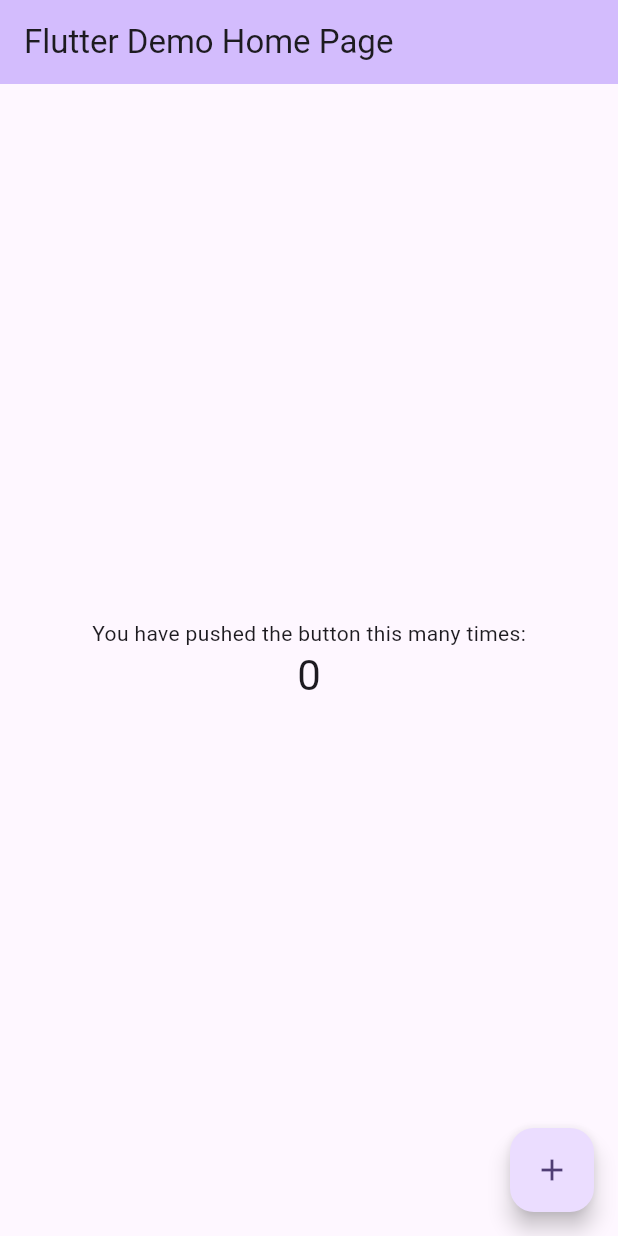
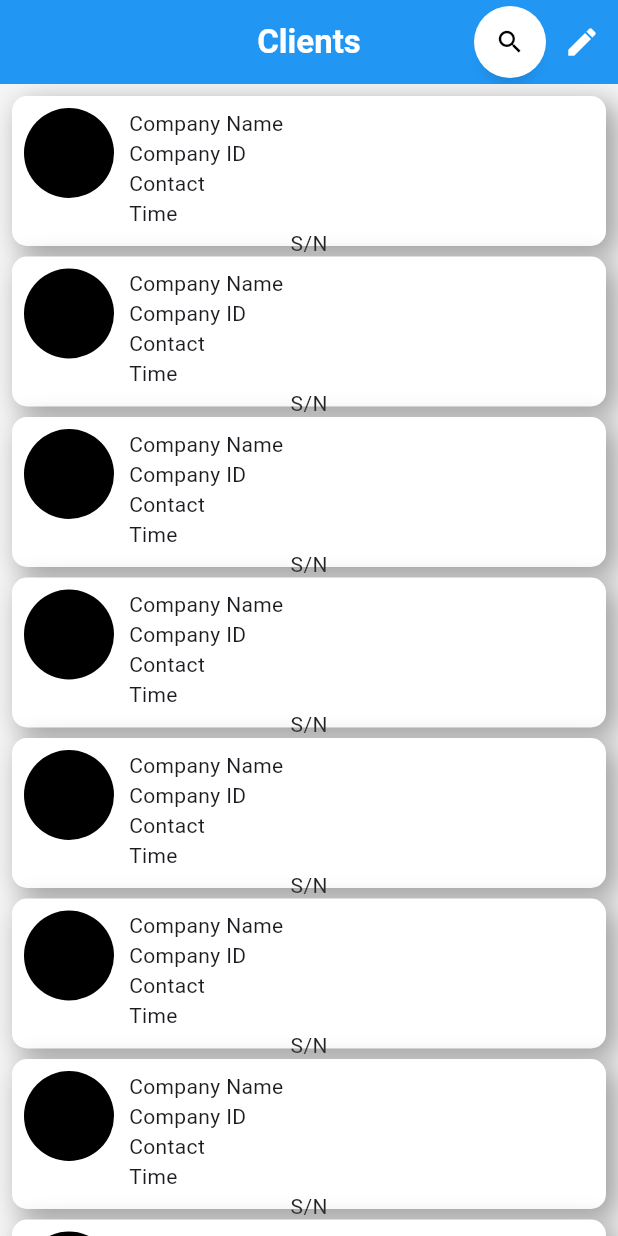
Before and after one commit to satvatech-com-au/admin_console, a Flutter app: the screen it shows after launch, on a phone screen of 412 x 824 dp. Run offline on Flutter 3.47's test engine with Material 2 defaults, Android fonts, the phone set to English and light mode, and no system bars; drawn by our look-alikes of anim_search_bar; our stand-ins replace flutter_screenutil, fluttertoast.

Commit message:
Add clients page

```diff
--- /dev/null
+++ b/lib/clients.dart
@@ -0,0 +1,161 @@
+import 'package:anim_search_bar/anim_search_bar.dart';
+import 'package:flutter/material.dart';
+
+import 'company_detils_screen.dart';
+import 'screens/add_client.dart';
+
+class Clients extends StatefulWidget {
+  const Clients({super.key});
+
+  @override
+  State<Clients> createState() => _ClientsState();
+}
+
+class _ClientsState extends State<Clients> {
+  TextEditingController textController = TextEditingController();
+
+  mycall(String call) {}
+  @override
+  Widget build(BuildContext context) {
+    return Scaffold(
+      backgroundColor: Colors.grey[100],
+      appBar: AppBar(
+        elevation: 0,
+        backgroundColor: Colors.blue,
+        title: const Text(
+          "Clients",
+          style: TextStyle(color: Colors.white, fontWeight: FontWeight.bold),
+        ),
+        centerTitle: true,
+        actions: [
+          AnimSearchBar(
+              width: 300,
+              textController: textController,
+              onSuffixTap: () {
+                setState(() {
+                  textController.clear();
+                });
+              },
+              onSubmitted: mycall),
+          IconButton(
+            icon: const Icon(
+              Icons.edit,
+              color: Colors.white,
+            ),
+            onPressed: () {
+              Navigator.push(context,
+                  MaterialPageRoute(builder: (context) => const AddClient()));
+            },
+          ),
+        ],
+      ),
+      body: SingleChildScrollView(
+        child: Padding(
+          padding: const EdgeInsets.all(8.0),
+          child: Column(
+            children: [
+              ListView.separated(
+                  shrinkWrap: true,
+                  physics: const NeverScrollableScrollPhysics(),
+                  itemBuilder: ((context, index) => const ProductCard()),
+                  separatorBuilder: ((context, index) => const SizedBox(
+                        height: 7,
+                      )),
+                  itemCount: 8)
+            ],
+          ),
+        ),
+      ),
+    );
+  }
+}
+
+class ProductCard extends StatefulWidget {
+  const ProductCard({
+    super.key,
+  });
+
+  @override
+  State<ProductCard> createState() => _ProductCardState();
+}
+
+class _ProductCardState extends State<ProductCard> {
+  @override
+  Widget build(BuildContext context) {
+    return GestureDetector(
+      onTap: () => Navigator.push(
+          context,
+          MaterialPageRoute(
+              builder: (context) => const DetailsScreen(
+                    selectedIndex: 0,
+                  ))),
+      child: Container(
+        height: 100,
+        width: double.infinity,
+        decoration: BoxDecoration(
+          borderRadius: BorderRadius.circular(10),
+          color: Colors.white,
+          boxShadow: [
+            BoxShadow(
+              color: Colors.grey.shade500,
+              offset: const Offset(6, 6),
+              spreadRadius: 1,
+              blurRadius: 15,
+            ),
+          ],
+        ),
+        child: Padding(
+          padding: const EdgeInsets.all(8.0),
+          child: Wrap(
+            children: [
+              const CircleAvatar(
+                radius: 30,
+                backgroundColor: Colors.black,
+              ),
+              const SizedBox(
+                width: 10,
+              ),
+              const Column(
+                crossAxisAlignment: CrossAxisAlignment.start,
+                mainAxisAlignment: MainAxisAlignment.center,
+                children: [
+                  Text("Company Name"),
+                  Text("Company ID"),
+                  Text("Contact"),
+                  Text("Time"),
+                ],
+              ),
+              const SizedBox(
+                width: 50,
+              ),
+              Column(
+                crossAxisAlignment: CrossAxisAlignment.center,
+                mainAxisAlignment: MainAxisAlignment.end,
+                children: [
+                  const Text("S/N"),
+                  Row(
+                    children: [
+                      IconButton(
+                          onPressed: () {},
+                          icon: const Icon(
+                            Icons.visibility,
+                            size: 20,
+                          )),
+                      IconButton(
+                          onPressed: () {}, icon: const Icon(Icons.recycling)),
+                      IconButton(
+                          onPressed: () {},
+                          icon: const Icon(
+                            Icons.delete,
+                          )),
+                    ],
+                  )
+                ],
+              )
+            ],
+          ),
+        ),
+      ),
+    );
+  }
+}
--- a/lib/main.dart
+++ b/lib/main.dart
@@ -1,4 +1,6 @@
 import 'package:flutter/material.dart';
+import 'package:flutter_screenutil/flutter_screenutil.dart';
+import 'package:admin_console/clients.dart';
 
 void main() {
   runApp(const MyApp());
@@ -10,116 +12,19 @@ class MyApp extends StatelessWidget {
   // This widget is the root of your application.
   @override
   Widget build(BuildContext context) {
-    return MaterialApp(
-      title: 'Flutter Demo',
-      theme: ThemeData(
-        // This is the theme of your application.
-        //
-        // TRY THIS: Try running your application with "flutter run". You'll see
-        // the application has a blue toolbar. Then, without quitting the app,
-        // try changing the seedColor in the colorScheme below to Colors.green
-        // and then invoke "hot reload" (save your changes or press the "hot
-        // reload" button in a Flutter-supported IDE, or press "r" if you used
-        // the command line to start the app).
-        //
-        // Notice that the counter didn't reset back to zero; the application
-        // state is not lost during the reload. To reset the state, use hot
-        // restart instead.
-        //
-        // This works for code too, not just values: Most code changes can be
-        // tested with just a hot reload.
-        colorScheme: ColorScheme.fromSeed(seedColor: Colors.deepPurple),
-        useMaterial3: true,
+    return ScreenUtilInit(
+      splitScreenMode: true,
+      designSize: const Size(360, 690),
+      minTextAdapt: true,
+      builder: (context, child) => MaterialApp(
+        debugShowCheckedModeBanner: false,
+        title: 'Flutter Demo',
+        theme: ThemeData(
+          colorScheme: ColorScheme.fromSeed(seedColor: Colors.deepPurple),
+          useMaterial3: true,
+        ),
+        home: const Clients(),
       ),
-      home: const MyHomePage(title: 'Flutter Demo Home Page'),
     );
   }
 }
-
-class MyHomePage extends StatefulWidget {
-  const MyHomePage({super.key, required this.title});
-
-  // This widget is the home page of your application. It is stateful, meaning
-  // that it has a State object (defined below) that contains fields that affect
-  // how it looks.
-
-  // This class is the configuration for the state. It holds the values (in this
-  // case the title) provided by the parent (in this case the App widget) and
-  // used by the build method of the State. Fields in a Widget subclass are
-  // always marked "final".
-
-  final String title;
-
-  @override
-  State<MyHomePage> createState() => _MyHomePageState();
-}
-
-class _MyHomePageState extends State<MyHomePage> {
-  int _counter = 0;
-
-  void _incrementCounter() {
-    setState(() {
-      // This call to setState tells the Flutter framework that something has
-      // changed in this State, which causes it to rerun the build method below
-      // so that the display can reflect the updated values. If we changed
-      // _counter without calling setState(), then the build method would not be
-      // called again, and so nothing would appear to happen.
-      _counter++;
-    });
-  }
-
-  @override
-  Widget build(BuildContext context) {
-    // This method is rerun every time setState is called, for instance as done
-    // by the _incrementCounter method above.
-    //
-    // The Flutter framework has been optimized to make rerunning build methods
-    // fast, so that you can just rebuild anything that needs updating rather
-    // than having to individually change instances of widgets.
-    return Scaffold(
-      appBar: AppBar(
-        // TRY THIS: Try changing the color here to a specific color (to
-        // Colors.amber, perhaps?) and trigger a hot reload to see the AppBar
-        // change color while the other colors stay the same.
-        backgroundColor: Theme.of(context).colorScheme.inversePrimary,
-        // Here we take the value from the MyHomePage object that was created by
-        // the App.build method, and use it to set our appbar title.
-        title: Text(widget.title),
-      ),
-      body: Center(
-        // Center is a layout widget. It takes a single child and positions it
-        // in the middle of the parent.
-        child: Column(
-          // Column is also a layout widget. It takes a list of children and
-          // arranges them vertically. By default, it sizes itself to fit its
-          // children horizontally, and tries to be as tall as its parent.
-          //
-          // Column has various properties to control how it sizes itself and
-          // how it positions its children. Here we use mainAxisAlignment to
-          // center the children vertically; the main axis here is the vertical
-          // axis because Columns are vertical (the cross axis would be
-          // horizontal).
-          //
-          // TRY THIS: Invoke "debug painting" (choose the "Toggle Debug Paint"
-          // action in the IDE, or press "p" in the console), to see the
-          // wireframe for each widget.
-          mainAxisAlignment: MainAxisAlignment.center,
-          children: <Widget>[
-            const Text(
-              'You have pushed the button this many times:',
-            ),
-            Text(
-              '$_counter',
-              style: Theme.of(context).textTheme.headlineMedium,
-            ),
-          ],
-        ),
-      ),
-      floatingActionButton: FloatingActionButton(
-        onPressed: _incrementCounter,
-        tooltip: 'Increment',
-        child: const Icon(Icons.add),
-      ), // This trailing comma makes auto-formatting nicer for build methods.
-    );
-  }
-}
--- a/pubspec.yaml
+++ b/pubspec.yaml
@@ -35,6 +35,10 @@ dependencies:
   # The following adds the Cupertino Icons font to your application.
   # Use with the CupertinoIcons class for iOS style icons.
   cupertino_icons: ^1.0.2
+  responsive_sizer: ^3.2.0
+  flutter_screenutil: ^5.7.0
+  fluttertoast: ^8.0.8
+  anim_search_bar: ^2.0.3
 
 dev_dependencies:
   flutter_test:
```
Also changed, not shown: lib/company_detils_screen.dart (added, +185 -0 lines), lib/screens/add_client.dart (added, +159 -0 lines), lib/screens/transaction_screen.dart (added, +89 -0 lines), pubspec.lock.
